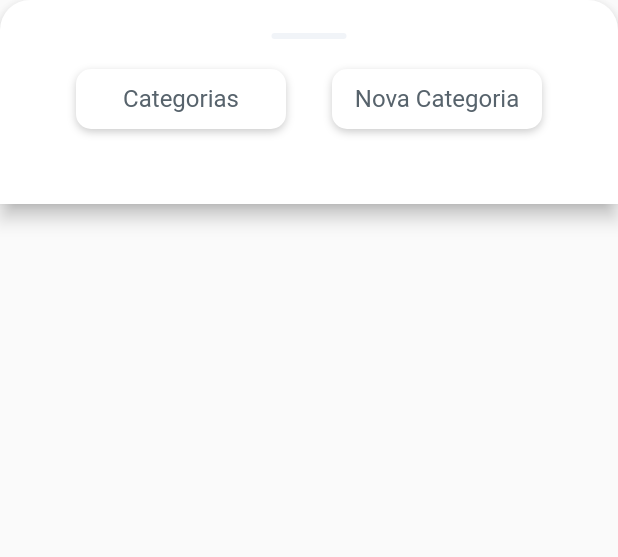
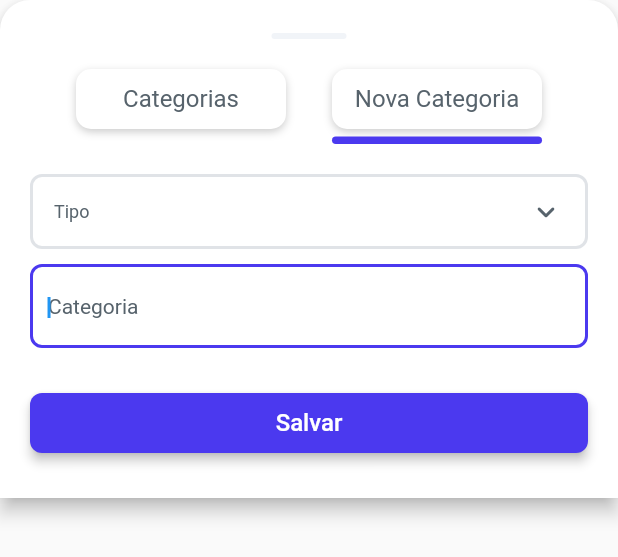
Before and after one commit to SandroCast/FinanFacil, a Flutter app: the AcoesCategoriasWidget widget shown alone on an empty page, opened directly, on a phone screen of 412 x 824 dp. Shown: the top 557 px of the screen. Run offline on Flutter 3.47's test engine with Material 3 defaults, Android fonts, the phone set to English and light mode, and no system bars; drawn by our look-alikes of auto_size_text, dropdown_button2, flutter_animate; our stand-ins replace badges, font_awesome_flutter, from_css_color, go_router, google_fonts, mask_text_input_formatter and 4 more; missing offline and left inert: json_path; accounts and stored records are empty; network calls fail; Roboto replaces fonts that are missing (Readex Pro); statements that could not run were skipped.

Commit message:
Updating to latest FlutterFlow output.

```diff
--- a/lib/components/acoes_categorias_widget.dart
+++ b/lib/components/acoes_categorias_widget.dart
@@ -59,7 +59,12 @@ class _AcoesCategoriasWidgetState extends State<AcoesCategoriasWidget>
     _model = createModel(context, () => AcoesCategoriasModel());
 
     // On component load action.
-    SchedulerBinding.instance.addPostFrameCallback((_) async {});
+    SchedulerBinding.instance.addPostFrameCallback((_) async {
+      setState(() {
+        FFAppState().msgErro = '';
+        FFAppState().abaCategoria = widget.aba!;
+      });
+    });
 
     _model.categoriaController ??= TextEditingController();
     _model.categoriaFocusNode ??= FocusNode();
```
